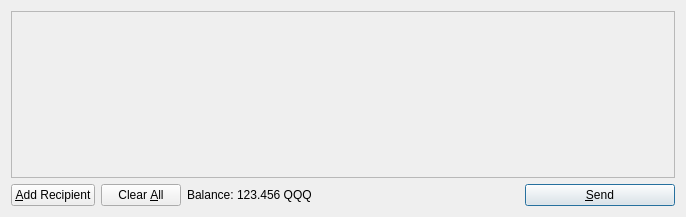
First picture: the form in src/qt/forms/sendcoinsdialog.ui, repository kryptobytes/test, before the edit.
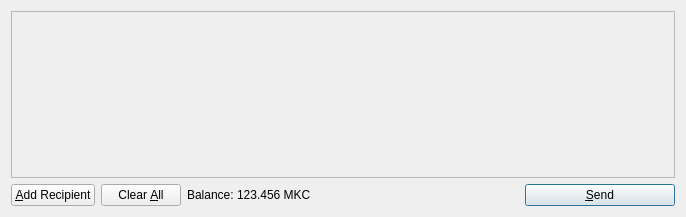
Second picture: the form after the edit. Icons and pictures are not drawn.

What changed in the file:
```diff
--- a/src/qt/forms/sendcoinsdialog.ui
+++ b/src/qt/forms/sendcoinsdialog.ui
@@ -119,7 +119,7 @@
           <cursorShape>IBeamCursor</cursorShape>
          </property>
          <property name="text">
-          <string>123.456 QQQ</string>
+          <string>123.456 MKC</string>
          </property>
          <property name="textInteractionFlags">
           <set>Qt::LinksAccessibleByMouse|Qt::TextSelectableByKeyboard|Qt::TextSelectableByMouse</set>
```
